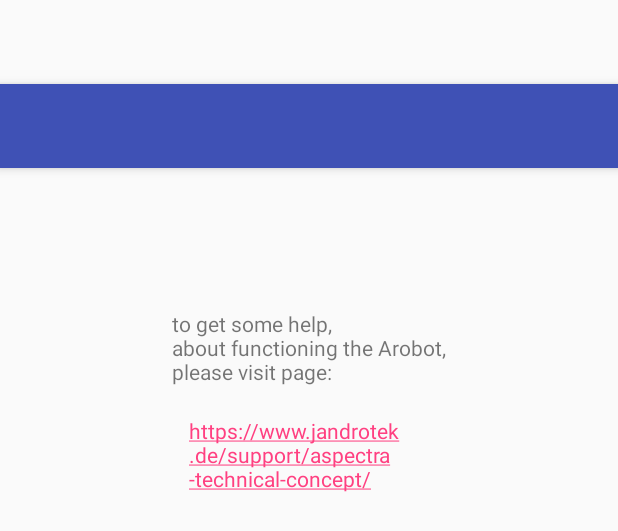
After one commit to JanDebiec/Arobot_android, an Android app: the layout activity_help.xml on its own in the app's theme, with its tools: preview values and no code run, on a phone screen of 412 x 824 dp. The commit adds this screen. Shown: the top 531 px of the screen. Run offline under Robolectric (Android 15) with nearby library versions, the phone set to English and light mode, and no system bars.

```diff
--- /dev/null
+++ b/tabapp/src/main/res/layout/activity_help.xml
@@ -0,0 +1,34 @@
+<?xml version="1.0" encoding="utf-8"?>
+<android.support.design.widget.CoordinatorLayout xmlns:android="http://schemas.android.com/apk/res/android"
+    xmlns:app="http://schemas.android.com/apk/res-auto"
+    xmlns:tools="http://schemas.android.com/tools"
+    android:layout_width="match_parent"
+    android:layout_height="match_parent"
+    android:fitsSystemWindows="true"
+    tools:context="de.jandrotek.android.arobot.tab.HelpActivity">
+
+    <android.support.design.widget.AppBarLayout
+        android:layout_width="match_parent"
+        android:layout_height="wrap_content"
+        android:theme="@style/AppTheme.AppBarOverlay">
+
+        <android.support.v7.widget.Toolbar
+            android:id="@+id/toolbar"
+            android:layout_width="match_parent"
+            android:layout_height="?attr/actionBarSize"
+            android:background="?attr/colorPrimary"
+            app:popupTheme="@style/AppTheme.PopupOverlay" />
+
+    </android.support.design.widget.AppBarLayout>
+
+    <include layout="@layout/content_help" />
+
+    <!--<android.support.design.widget.FloatingActionButton-->
+    <!--android:id="@+id/fab"-->
+    <!--android:layout_width="wrap_content"-->
+    <!--android:layout_height="wrap_content"-->
+    <!--android:layout_gravity="bottom|end"-->
+    <!--android:layout_margin="@dimen/fab_margin"-->
+    <!--app:srcCompat="@android:drawable/ic_dialog_email" />-->
+
+</android.support.design.widget.CoordinatorLayout>
--- /dev/null
+++ b/tabapp/src/main/res/layout/content_help.xml
@@ -0,0 +1,36 @@
+<?xml version="1.0" encoding="utf-8"?>
+<RelativeLayout xmlns:android="http://schemas.android.com/apk/res/android"
+    xmlns:app="http://schemas.android.com/apk/res-auto"
+    xmlns:tools="http://schemas.android.com/tools"
+    android:id="@+id/content_help"
+    android:layout_width="match_parent"
+    android:layout_height="match_parent"
+    android:paddingBottom="@dimen/activity_vertical_margin"
+    android:paddingLeft="@dimen/activity_horizontal_margin"
+    android:paddingRight="@dimen/activity_horizontal_margin"
+    android:paddingTop="@dimen/activity_vertical_margin"
+    app:layout_behavior="@string/appbar_scrolling_view_behavior"
+    tools:context="de.jandrotek.android.arobot.tab.HelpActivity"
+    tools:showIn="@layout/activity_help">
+
+    <TextView
+        android:text="@string/helpText"
+        android:layout_width="wrap_content"
+        android:layout_height="wrap_content"
+        android:layout_alignParentTop="true"
+        android:layout_centerHorizontal="true"
+        android:layout_marginTop="78dp"
+        android:id="@+id/textView3" />
+
+    <TextView
+        android:layout_width="wrap_content"
+        android:layout_height="wrap_content"
+        android:text="https://www.jandrotek.de/support/aspectra-technical-concept/"
+        android:autoLink="web"
+        android:ems="10"
+        android:id="@+id/webpageAddr"
+        android:layout_below="@+id/textView3"
+        android:layout_centerHorizontal="true"
+        android:layout_marginTop="20dp" />
+
+</RelativeLayout>
--- a/tabapp/src/main/res/values/strings.xml
+++ b/tabapp/src/main/res/values/strings.xml
@@ -75,5 +75,6 @@
     <string name="action_bluetooth_fragment">bluetooth_fragment</string>
     <string name="running_demo_mode">No connection, app running in demo mode</string>
 
+    <string name="helpText">to get some help,\nabout functioning the Arobot,\nplease visit page: </string>
 
 </resources>
```
Also changed, not shown: tabapp/src/main/java/de/jandrotek/android/arobot/tab/ChangeLog.java (added, +307 -0 lines), tabapp/src/main/java/de/jandrotek/android/arobot/tab/HelpActivity.java (added, +52 -0 lines), tabapp/src/main/java/de/jandrotek/android/arobot/tab/MovementActivity.java (+13 -3 lines), tabapp/src/main/res/raw/changelog.txt (added).
